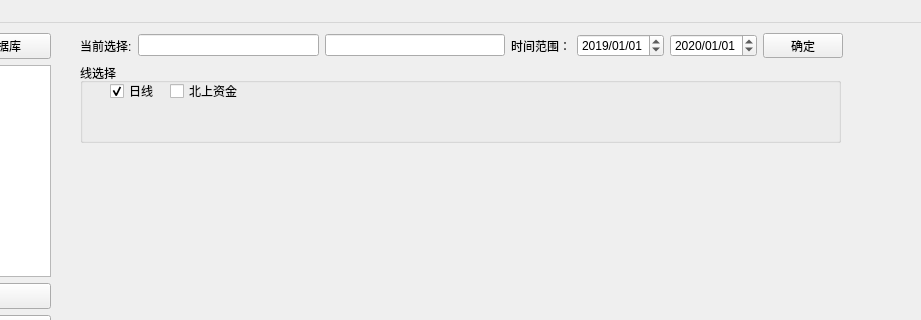
This is QTUI.ui in 256481788jianghao/stock_task as Qt 5 draws it before an edit; both pictures show x 330 to 1251 and y 0 to 320 of the 1355 by 600 pixel window. The edited form follows.
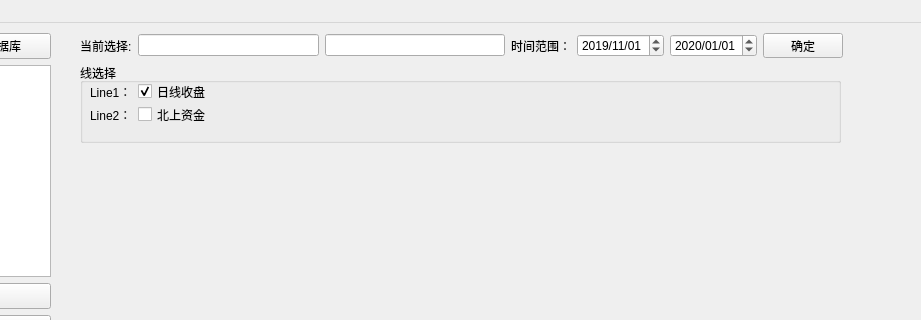
This is the edited form.

```diff
--- a/QTUI.ui
+++ b/QTUI.ui
@@ -207,37 +207,51 @@
     <property name="title">
      <string>线选择</string>
     </property>
-    <widget class="QCheckBox" name="checkBox_daily_line">
+    <widget class="QWidget" name="">
      <property name="geometry">
       <rect>
-       <x>30</x>
+       <x>10</x>
        <y>20</y>
-       <width>71</width>
-       <height>16</height>
+       <width>121</width>
+       <height>40</height>
       </rect>
      </property>
-     <property name="text">
-      <string>日线</string>
-     </property>
-     <property name="checked">
-      <bool>true</bool>
-     </property>
-    </widget>
-    <widget class="QCheckBox" name="checkBox_hk_line">
-     <property name="geometry">
-      <rect>
-       <x>90</x>
-       <y>20</y>
-       <width>71</width>
-       <height>16</height>
-      </rect>
-     </property>
-     <property name="text">
-      <string>北上资金</string>
-     </property>
+     <layout class="QGridLayout" name="gridLayout">
+      <item row="0" column="0">
+       <widget class="QLabel" name="label_7">
+        <property name="text">
+         <string>Line1：</string>
+        </property>
+       </widget>
+      </item>
+      <item row="0" column="1">
+       <widget class="QCheckBox" name="checkBox_daily_line">
+        <property name="text">
+         <string>日线收盘</string>
+        </property>
+        <property name="checked">
+         <bool>true</bool>
+        </property>
+       </widget>
+      </item>
+      <item row="1" column="0">
+       <widget class="QLabel" name="label_8">
+        <property name="text">
+         <string>Line2：</string>
+        </property>
+       </widget>
+      </item>
+      <item row="1" column="1">
+       <widget class="QCheckBox" name="checkBox_hk_line">
+        <property name="text">
+         <string>北上资金</string>
+        </property>
+       </widget>
+      </item>
+     </layout>
     </widget>
    </widget>
-   <widget class="QWidget" name="">
+   <widget class="QWidget" name="layoutWidget">
     <property name="geometry">
      <rect>
       <x>410</x>
@@ -281,7 +295,7 @@
            <minute>0</minute>
            <second>0</second>
            <year>2019</year>
-           <month>1</month>
+           <month>11</month>
            <day>1</day>
           </datetime>
          </property>
```
